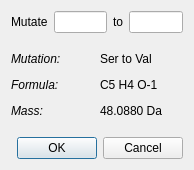
This is mofi/createpointmutation_ui.ui in cdl-biosimilars/mofi as Qt 5 draws it before an edit. The edited form follows.
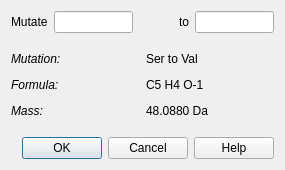
This is the edited form.

Commit message: refactoring: new function open_manual(); add help functionality to mutation dialog

Patch:
```diff
--- a/mofi/createpointmutation_ui.ui
+++ b/mofi/createpointmutation_ui.ui
@@ -6,7 +6,7 @@
    <rect>
     <x>0</x>
     <y>0</y>
-    <width>194</width>
+    <width>285</width>
     <height>170</height>
    </rect>
   </property>
@@ -50,6 +50,9 @@
        <property name="orientation">
         <enum>Qt::Horizontal</enum>
        </property>
+       <property name="sizeType">
+        <enum>QSizePolicy::Minimum</enum>
+       </property>
        <property name="sizeHint" stdset="0">
         <size>
          <width>40</width>
@@ -185,7 +188,7 @@
       <enum>Qt::Horizontal</enum>
      </property>
      <property name="standardButtons">
-      <set>QDialogButtonBox::Cancel|QDialogButtonBox::Ok</set>
+      <set>QDialogButtonBox::Cancel|QDialogButtonBox::Help|QDialogButtonBox::Ok</set>
      </property>
     </widget>
    </item>
```
Left out of the diff: 2 changed lines with no effect on the pictures. The commit also changes 3 other files.
